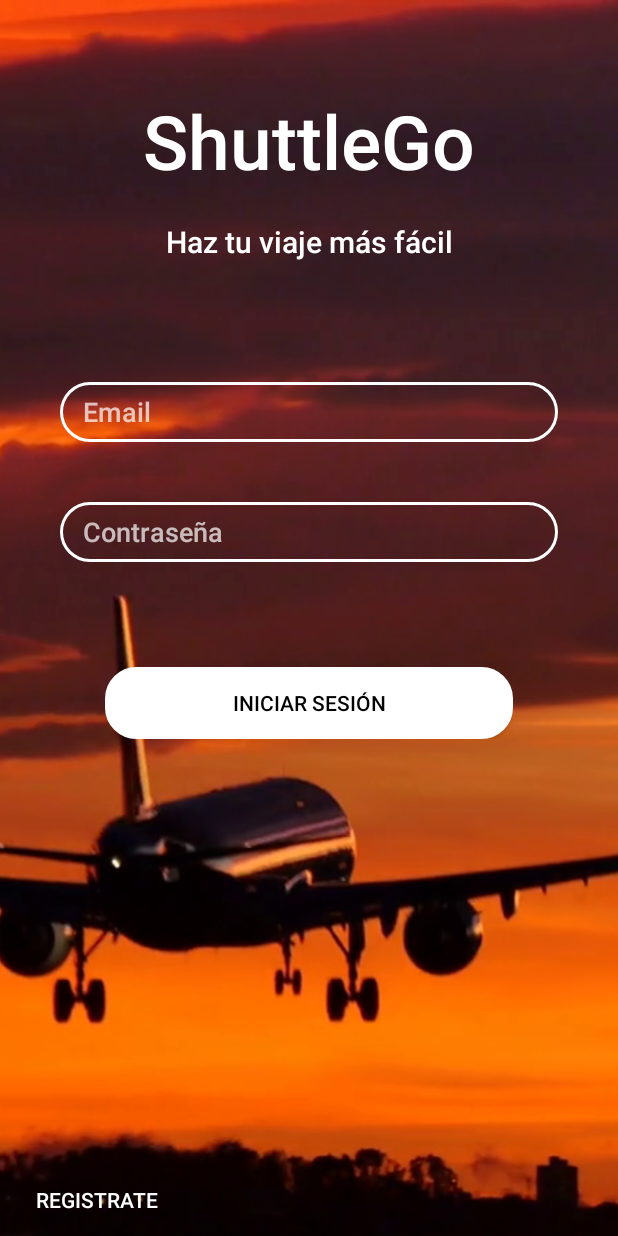
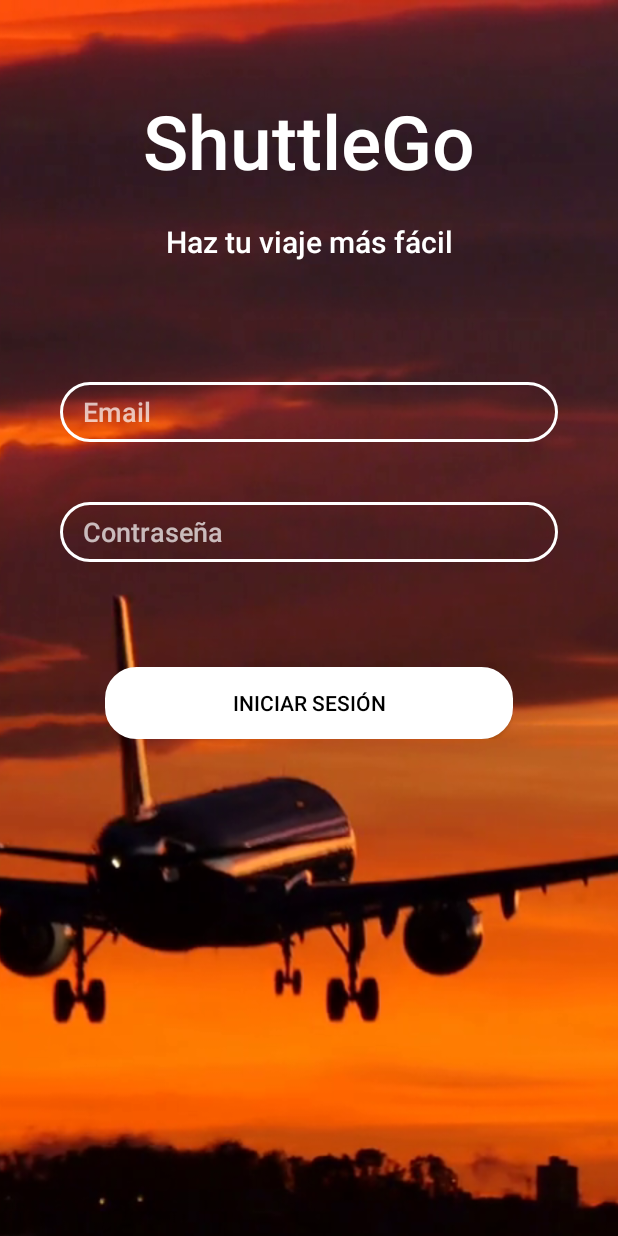
Before and after one commit to vctorChamizo/ShuttleGo_AndroidApp, an Android app: the screen it shows after launch (LoginActivity), on a phone screen of 412 x 824 dp. Run offline under Robolectric (Android 15) with nearby library versions, the phone set to English and light mode, and no system bars; 1 statement that could not run was skipped.

Commit message:
Cambio activity_login

```diff
--- a/ShuttleGo/app/src/main/res/layout/activity_login.xml
+++ b/ShuttleGo/app/src/main/res/layout/activity_login.xml
@@ -57,27 +57,20 @@
             android:text="@string/signin" />
     </LinearLayout>
 
-    <RelativeLayout
+    <!--
+    <LinearLayout
         android:id="@+id/relative2"
         android:layout_width="match_parent"
         android:layout_height="wrap_content"
         android:layout_alignParentBottom="true"
         android:layout_marginLeft="20dp"
-        android:layout_marginRight="20dp">
+        android:layout_marginRight="20dp"
+        android:layout_marginBottom="0dp">
 
         <Button
             android:id="@+id/btn_signup_login"
-            android:text="@string/signup"
-            style="@style/SecondaryButtonLogin" />
+            style="@style/SecondaryButtonLogin"
+            android:text="@string/signup" />
 
-        <!--
-        <Button
-            android:id="@+id/btn_forgot_login"
-            android:layout_alignParentEnd="true"
-            android:textAllCaps="false"
-            android:text="@string/forgotPassword"
-            style="@style/SecondaryButtonLogin"
-            />
-         -->
-    </RelativeLayout>
+    </LinearLayout>-->
 </RelativeLayout>
--- a/ShuttleGo/app/src/main/res/values/styles.xml
+++ b/ShuttleGo/app/src/main/res/values/styles.xml
@@ -54,6 +54,7 @@
         <item name="android:layout_width">wrap_content</item>
         <item name="android:layout_height">wrap_content</item>
         <item name="android:background">@color/colorTransparent</item>
+        <item name="android:textColor">@color/colorWhite</item>
     </style>
 
 </resources>
```
